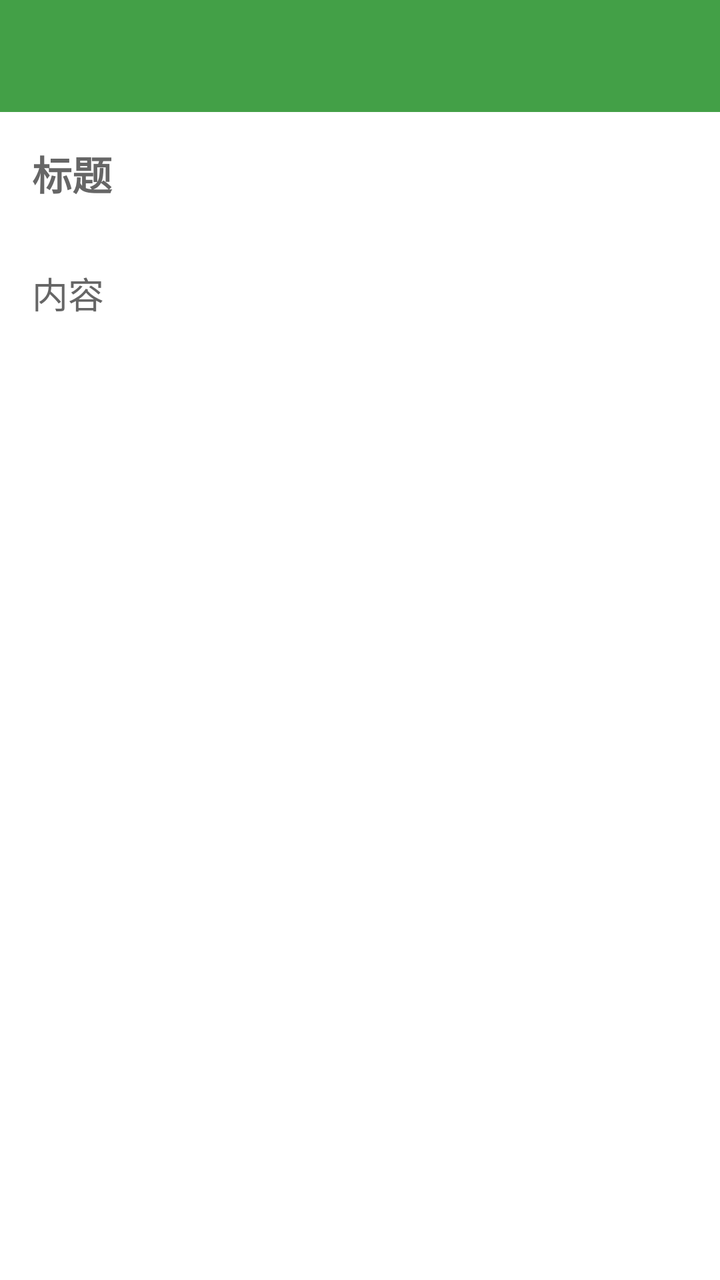
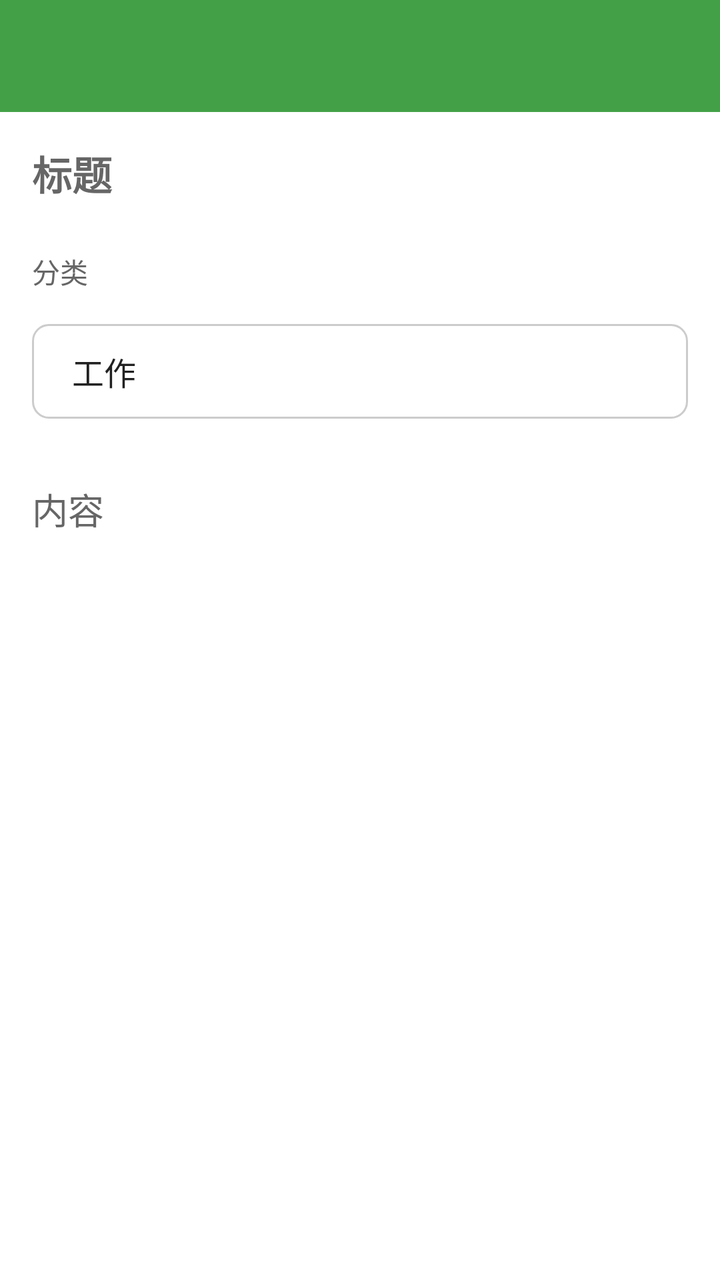

Before-and-after screenshots of an Android layout around one commit, followed by the original layout XML and the change that was made.
<!-- AndroidManifest.xml: application theme Theme.AppCompat.Light.NoActionBar -->
<!-- res/layout/activity_edit_note.xml -->
<?xml version="1.0" encoding="utf-8"?>
<LinearLayout xmlns:android="http://schemas.android.com/apk/res/android"
    android:layout_width="match_parent"
    android:layout_height="match_parent"
    android:orientation="vertical"
    android:background="@color/background">

    <androidx.appcompat.widget.Toolbar
        android:id="@+id/toolbar_edit"
        android:layout_width="match_parent"
        android:layout_height="?attr/actionBarSize"
        android:background="@color/brand_green"
        android:titleTextColor="@color/white" />

    <EditText
        android:id="@+id/et_title"
        android:layout_width="match_parent"
        android:layout_height="wrap_content"
        android:hint="标题"
        android:textSize="20sp"
        android:textStyle="bold"
        android:textColor="@color/text_primary"
        android:textColorHint="@color/text_secondary"
        android:background="@null"
        android:layout_margin="16dp" />

    <EditText
        android:id="@+id/et_content"
        android:layout_width="match_parent"
        android:layout_height="0dp"
        android:layout_weight="1"
        android:hint="内容"
        android:gravity="top"
        android:inputType="textMultiLine"
        android:textColor="@color/text_primary"
        android:textColorHint="@color/text_secondary"
        android:background="@null"
        android:layout_margin="16dp" />
</LinearLayout>
<!-- resources referenced by this layout -->
<resources>
  <color name="background">#FFFFFF</color>
  <color name="brand_green">#43A047</color>
  <color name="text_primary">#000000</color>
  <color name="text_secondary">#666666</color>
  <color name="white">#FFFFFFFF</color>
</resources>

<!-- the commit's change to res/layout/activity_edit_note.xml (unified diff, before → after) -->
@@ -24,6 +24,28 @@
         android:background="@null"
         android:layout_margin="16dp" />
 
+    
+    <TextView
+        android:layout_width="match_parent"
+        android:layout_height="wrap_content"
+        android:text="分类"
+        android:textSize="14sp"
+        android:textColor="@color/text_secondary"
+        android:layout_marginStart="16dp"
+        android:layout_marginTop="8dp"
+        android:layout_marginEnd="16dp" />
+
+    
+    <Spinner
+        android:id="@+id/spinner_category"
+        android:layout_width="match_parent"
+        android:layout_height="wrap_content"
+        android:entries="@array/note_categories"
+        android:background="@drawable/edittext_bg"
+        android:padding="12dp"
+        android:layout_margin="16dp"
+        android:layout_marginTop="4dp" />
+
     <EditText
         android:id="@+id/et_content"
         android:layout_width="match_parent"
@@ -36,4 +58,5 @@
         android:textColorHint="@color/text_secondary"
         android:background="@null"
         android:layout_margin="16dp" />
+
 </LinearLayout>
<!-- resource entries referenced after the edit -->
@@ -1,9 +1,23 @@
 <!-- resources referenced by this layout -->
 <resources>
+  <string-array name="note_categories">
+          <item>工作</item>
+          <item>个人</item>
+          <item>学习</item>
+          <item>生活</item>
+          <item>其他</item>
+      </string-array>
   <color name="background">#FFFFFF</color>
   <color name="brand_green">#43A047</color>
   <color name="text_primary">#000000</color>
   <color name="text_secondary">#666666</color>
   <color name="white">#FFFFFFFF</color>
+  <!-- drawable edittext_bg (drawable) -->
+  <?xml version="1.0" encoding="utf-8"?>
+  <shape xmlns:android="http://schemas.android.com/apk/res/android">
+      <solid android:color="#FFFFFF"/>
+      <corners android:radius="8dp"/>
+      <stroke android:width="1dp" android:color="#CCCCCC"/>
+  </shape>
 </resources>
 
